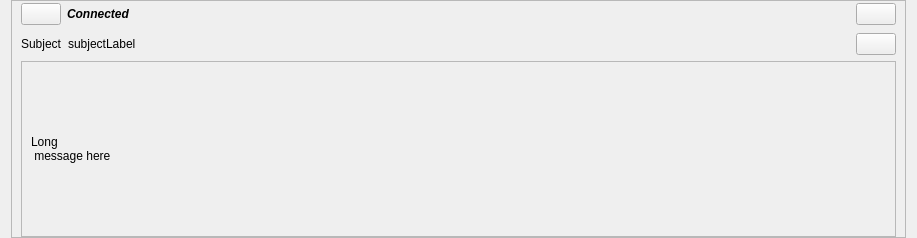
Old version of the form retroshare-gui/src/gui/feeds/BlogMsgItem.ui in the repository RetroShare/RetroShare.
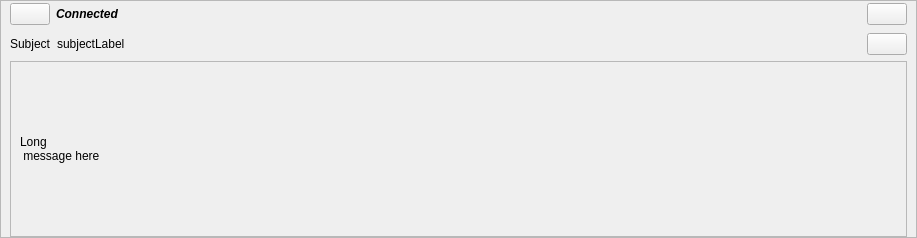
New version of the form. Icons and pictures are not drawn.

What changed in the file:
```diff
--- a/retroshare-gui/src/gui/feeds/BlogMsgItem.ui
+++ b/retroshare-gui/src/gui/feeds/BlogMsgItem.ui
@@ -13,10 +13,7 @@
    <string>Form</string>
   </property>
   <layout class="QGridLayout" >
-   <property name="topMargin" >
-    <number>0</number>
-   </property>
-   <property name="bottomMargin" >
+   <property name="margin" >
     <number>0</number>
    </property>
    <item row="0" column="0" >
@@ -42,6 +39,9 @@
       </property>
       <item>
        <layout class="QHBoxLayout" >
+        <property name="spacing" >
+         <number>6</number>
+        </property>
         <item>
          <widget class="QPushButton" name="clearButton" >
           <property name="sizePolicy" >
```
Left out of the diff: 16 changed lines with no effect on the pictures.
